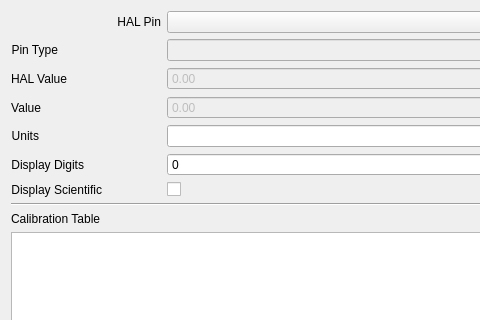
First picture: the form in opentoolcontroller/views/AnalogInputEditor.ui, repository OpenToolController/opentoolcontroller, before the edit; both pictures show x 0 to 480 and y 0 to 320 of the 700 by 639 pixel window.
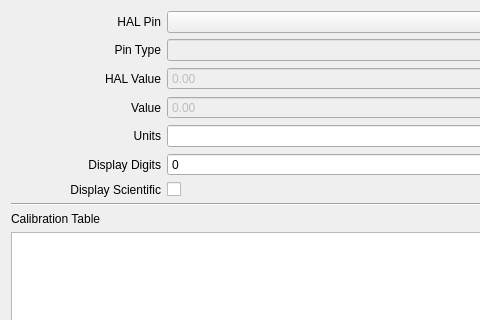
Second picture: the form after the edit. Custom widgets are drawn as their Qt base class.

Diff of the .ui file:
```diff
--- a/opentoolcontroller/views/AnalogInputEditor.ui
+++ b/opentoolcontroller/views/AnalogInputEditor.ui
@@ -42,7 +42,7 @@
       <widget class="QLabel" name="label_4">
        <property name="minimumSize">
         <size>
-         <width>0</width>
+         <width>150</width>
          <height>0</height>
         </size>
        </property>
@@ -71,7 +71,7 @@
       <widget class="QLabel" name="label_3">
        <property name="minimumSize">
         <size>
-         <width>0</width>
+         <width>150</width>
          <height>0</height>
         </size>
        </property>
@@ -87,7 +87,7 @@
       <widget class="QLabel" name="label_5">
        <property name="minimumSize">
         <size>
-         <width>0</width>
+         <width>150</width>
          <height>0</height>
         </size>
        </property>
@@ -106,7 +106,7 @@
       <widget class="QLabel" name="label_6">
        <property name="minimumSize">
         <size>
-         <width>0</width>
+         <width>150</width>
          <height>0</height>
         </size>
        </property>
@@ -139,7 +139,7 @@
       <widget class="QLabel" name="label_7">
        <property name="minimumSize">
         <size>
-         <width>0</width>
+         <width>150</width>
          <height>0</height>
         </size>
        </property>
@@ -168,7 +168,7 @@
       <widget class="QLabel" name="label_8">
        <property name="minimumSize">
         <size>
-         <width>0</width>
+         <width>150</width>
          <height>0</height>
         </size>
        </property>
```
